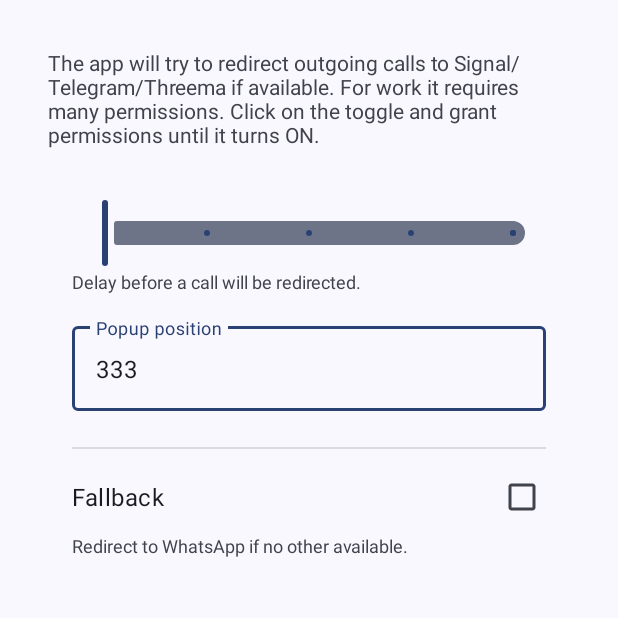
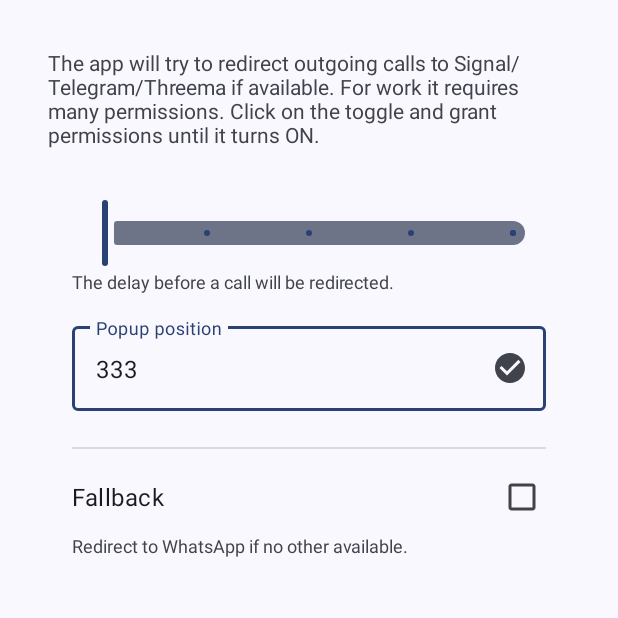
Before and after one commit to x13a/Red, an Android app: the screen it shows after launch (MainActivity), on a phone screen of 412 x 824 dp, the top half of it. Run offline under Robolectric (Android 15) with nearby library versions, the phone set to English and light mode, and no system bars.

```diff
--- a/app/src/main/java/me/lucky/red/MainActivity.kt
+++ b/app/src/main/java/me/lucky/red/MainActivity.kt
@@ -23,6 +23,7 @@ class MainActivity : AppCompatActivity() {
 
     private lateinit var binding: ActivityMainBinding
     private lateinit var prefs: Preferences
+    private lateinit var window: PopupWindow
     private var roleManager: RoleManager? = null
 
     private val registerForCallRedirectionRole =
@@ -42,14 +43,20 @@ class MainActivity : AppCompatActivity() {
         setup()
     }
 
+    override fun onDestroy() {
+        super.onDestroy()
+        window.cancel()
+    }
+
     private fun init() {
         prefs = Preferences(this)
+        window = PopupWindow(this, null)
         roleManager = getSystemService(RoleManager::class.java)
         binding.apply {
             redirectionDelay.value = (prefs.redirectionDelay / 1000).toFloat()
             popupPosition.editText?.setText(prefs.popupPosition.toString())
             fallback.isChecked = prefs.isFallbackChecked
-            toggle.isChecked = prefs.isServiceEnabled
+            toggle.isChecked = prefs.isEnabled
         }
     }
 
@@ -60,6 +67,9 @@ class MainActivity : AppCompatActivity() {
             }
             redirectionDelay.addOnChangeListener { _, value, _ ->
                 prefs.redirectionDelay = (value * 1000).toLong()
+            }
+            popupPosition.setEndIconOnClickListener {
+                window.preview()
             }
             popupPosition.editText?.doAfterTextChanged {
                 try {
@@ -75,7 +85,7 @@ class MainActivity : AppCompatActivity() {
                     requestPermissions()
                     return@setOnCheckedChangeListener
                 }
-                prefs.isServiceEnabled = isChecked
+                prefs.isEnabled = isChecked
             }
         }
     }
--- a/app/src/main/java/me/lucky/red/Preferences.kt
+++ b/app/src/main/java/me/lucky/red/Preferences.kt
@@ -6,20 +6,23 @@ import androidx.preference.PreferenceManager
 
 class Preferences(ctx: Context) {
     companion object {
-        private const val SERVICE_ENABLED = "service_enabled"
+        private const val ENABLED = "enabled"
         private const val REDIRECTION_DELAY = "redirection_delay"
         private const val POPUP_POSITION = "popup_position_y"
         private const val FALLBACK_CHECKED = "fallback_checked"
 
         private const val DEFAULT_REDIRECTION_DELAY = 2000L
         private const val DEFAULT_POPUP_POSITION = 333
+
+        // migration
+        private const val SERVICE_ENABLED = "service_enabled"
     }
 
     private val prefs = PreferenceManager.getDefaultSharedPreferences(ctx)
 
-    var isServiceEnabled: Boolean
-        get() = prefs.getBoolean(SERVICE_ENABLED, false)
-        set(value) = prefs.edit { putBoolean(SERVICE_ENABLED, value) }
+    var isEnabled: Boolean
+        get() = prefs.getBoolean(ENABLED, prefs.getBoolean(SERVICE_ENABLED, false))
+        set(value) = prefs.edit { putBoolean(ENABLED, value) }
 
     var redirectionDelay: Long
         get() = prefs.getLong(REDIRECTION_DELAY, DEFAULT_REDIRECTION_DELAY)
--- /dev/null
+++ b/app/src/main/res/drawable/ic_baseline_check_circle_24.xml
@@ -0,0 +1,10 @@
+<vector xmlns:android="http://schemas.android.com/apk/res/android"
+    android:width="24dp"
+    android:height="24dp"
+    android:viewportWidth="24"
+    android:viewportHeight="24"
+    android:tint="?attr/colorControlNormal">
+  <path
+      android:fillColor="@android:color/white"
+      android:pathData="M12,2C6.48,2 2,6.48 2,12s4.48,10 10,10 10,-4.48 10,-10S17.52,2 12,2zM10,17l-5,-5 1.41,-1.41L10,14.17l7.59,-7.59L19,8l-9,9z"/>
+</vector>
--- a/app/src/main/res/layout/activity_main.xml
+++ b/app/src/main/res/layout/activity_main.xml
@@ -55,6 +55,8 @@
 
             <com.google.android.material.textfield.TextInputLayout
                 android:id="@+id/popupPosition"
+                app:endIconMode="custom"
+                app:endIconDrawable="@drawable/ic_baseline_check_circle_24"
                 android:hint="@string/popup_position"
                 android:layout_width="match_parent"
                 android:layout_height="wrap_content">
--- a/app/src/main/res/values/strings.xml
+++ b/app/src/main/res/values/strings.xml
@@ -6,7 +6,7 @@
     <string name="destination_signal">Signal</string>
     <string name="destination_telegram">Telegram</string>
     <string name="destination_threema">Threema</string>
-    <string name="redirection_delay_description">Delay before a call will be redirected.</string>
+    <string name="redirection_delay_description">The delay before a call will be redirected.</string>
     <string name="popup_position">Popup position</string>
     <string name="fallback">Fallback</string>
     <string name="fallback_description">Redirect to WhatsApp if no other available.</string>
--- a/build.gradle
+++ b/build.gradle
@@ -5,8 +5,8 @@ buildscript {
         mavenCentral()
     }
     dependencies {
-        classpath 'com.android.tools.build:gradle:7.1.1'
-        classpath "org.jetbrains.kotlin:kotlin-gradle-plugin:1.6.10"
+        classpath 'com.android.tools.build:gradle:7.2.1'
+        classpath "org.jetbrains.kotlin:kotlin-gradle-plugin:1.7.0"
 
         // NOTE: Do not place your application dependencies here; they belong
         // in the individual module build.gradle files
```
Also changed, not shown: app/build.gradle (+6 -6 lines), app/src/main/java/me/lucky/red/CallRedirectionService.kt (+16 -15 lines), app/src/main/java/me/lucky/red/PopupWindow.kt (+36 -18 lines), gradle/wrapper/gradle-wrapper.properties, 7 other files.
